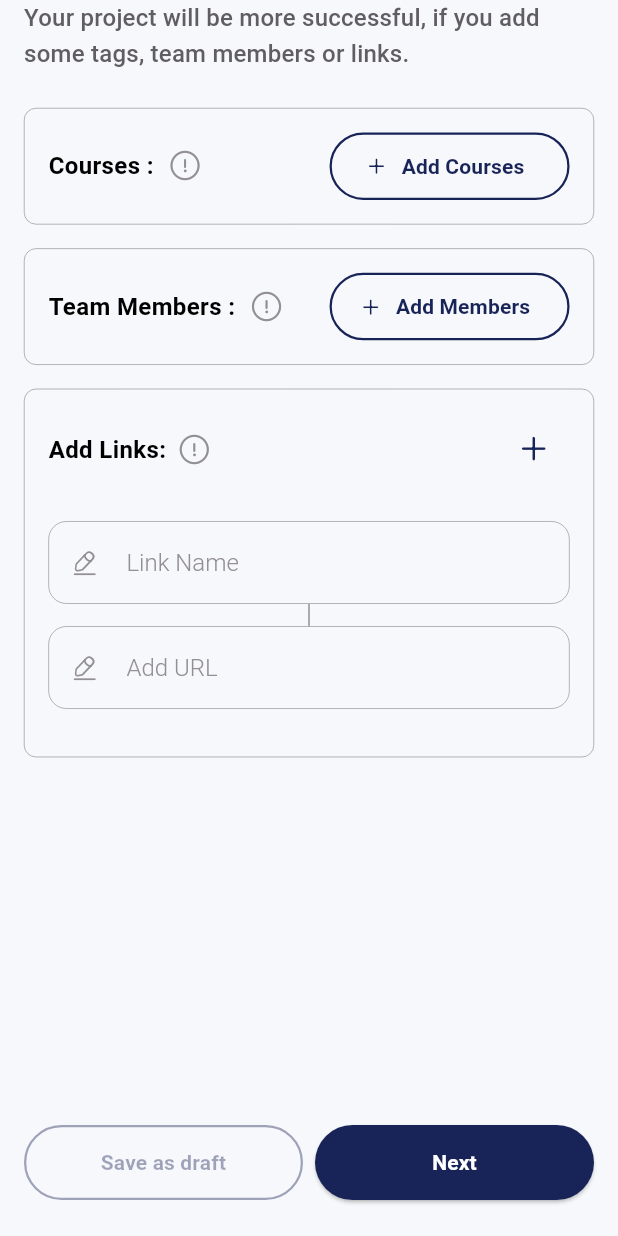
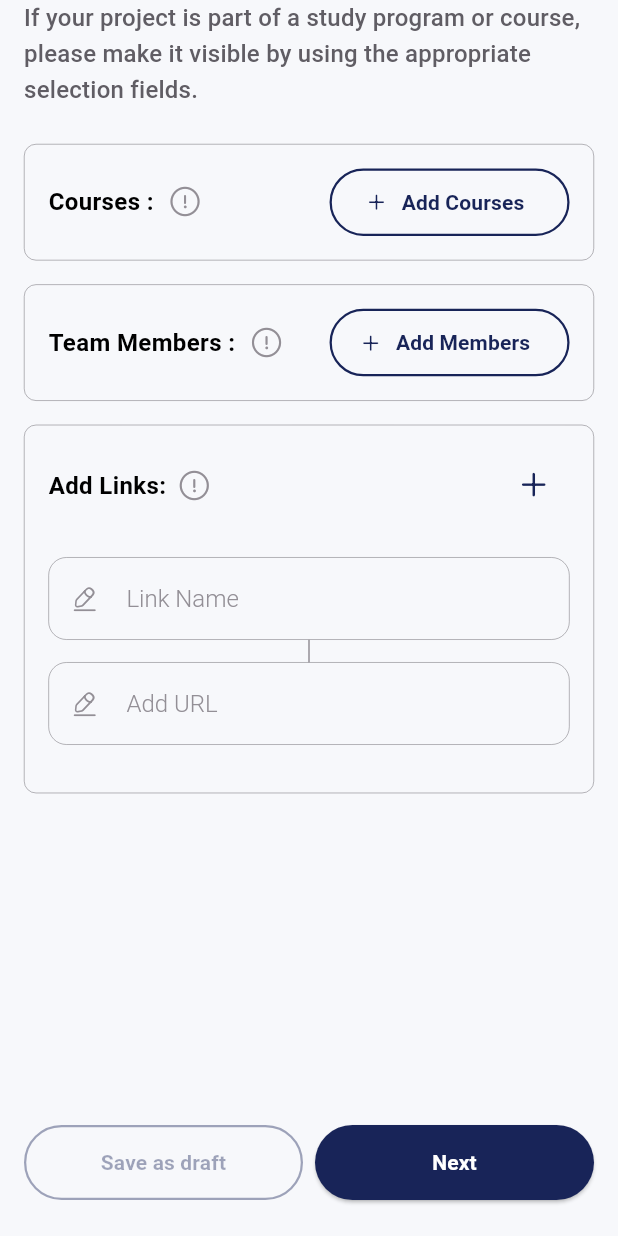
Before and after one commit to DaveBsns/idealize_mobile, a Flutter app: the CreateNewProjectStepTwoScreen screen opened directly, on a phone screen of 412 x 824 dp. Run offline on Flutter 3.47's test engine with Material 3 defaults, Android fonts, the phone set to English and light mode, and no system bars; drawn by our look-alikes of loader_overlay, overlay_support; our stand-ins replace adaptive_dialog, cached_network_image, dotted_border, file_picker, flutter_image_compress, flutter_secure_storage and 8 more; accounts and stored records are empty; network calls fail.

Commit message:
Added a new caption to step 2 of project creation to engage people to add courses and study programs

```diff
--- a/lib/Core/I18n/de.dart
+++ b/lib/Core/I18n/de.dart
@@ -26,6 +26,7 @@ class DeLanguageData extends LanguageDataKeys {
         AppStrings.home: "Home",
         AppStrings.profile: "Profil",
         AppStrings.settings: "Einstellungen",
+        AppStrings.ifCourseOrStudyProgram: "Falls Ihr Projekt im Rahmen eines Studiengangs oder Kurses entsteht, machen Sie dies bitte über die entsprechenden Auswahlfelder sichtbar.",
         AppStrings.projectTitle: "Projekttitel:*",
         AppStrings.projectTitleHint: "Geben Sie Ihrem Projekt einen Titel",
         AppStrings.desciption: "Beschreibung:",
--- a/lib/Core/I18n/en.dart
+++ b/lib/Core/I18n/en.dart
@@ -26,6 +26,7 @@ class EnLanguageData extends LanguageDataKeys {
         AppStrings.home: "Home",
         AppStrings.profile: "Profile",
         AppStrings.settings: "Settings",
+        AppStrings.ifCourseOrStudyProgram: "If your project is part of a study program or course, please make it visible by using the appropriate selection fields.",
         AppStrings.projectTitle: "Project Title:*",
         AppStrings.projectTitleHint: "Enter a title for your project",
         AppStrings.desciption: "Description:",
--- a/lib/Core/I18n/messages.dart
+++ b/lib/Core/I18n/messages.dart
@@ -174,6 +174,7 @@ class AppStrings {
   static const String addStudyPrograms = "addStudyPrograms";
   static const String projectDetails = "projectDetails";
   static const String aboutProject = "aboutProject";
+  static const String ifCourseOrStudyProgram = "ifCourseOrStudyProgram";
   static const String projectMaterials = "projectMaterials";
   static const String noComments = "noComments";
   static const String noContributors = "noContributors";
--- a/lib/Features/create_new_project/presentation/views/create_new_project_step_two_screen.dart
+++ b/lib/Features/create_new_project/presentation/views/create_new_project_step_two_screen.dart
@@ -33,7 +33,7 @@ class CreateNewProjectStepTwoScreen
             crossAxisAlignment: CrossAxisAlignment.start,
             children: [
               Text(
-                AppStrings.createNewProjectStepTwoCaption.tr,
+                AppStrings.ifCourseOrStudyProgram.tr,
                 style: Theme.of(context).textTheme.titleMedium?.copyWith(
                       color: AppColors().darkGrayColor,
                     ),
```
